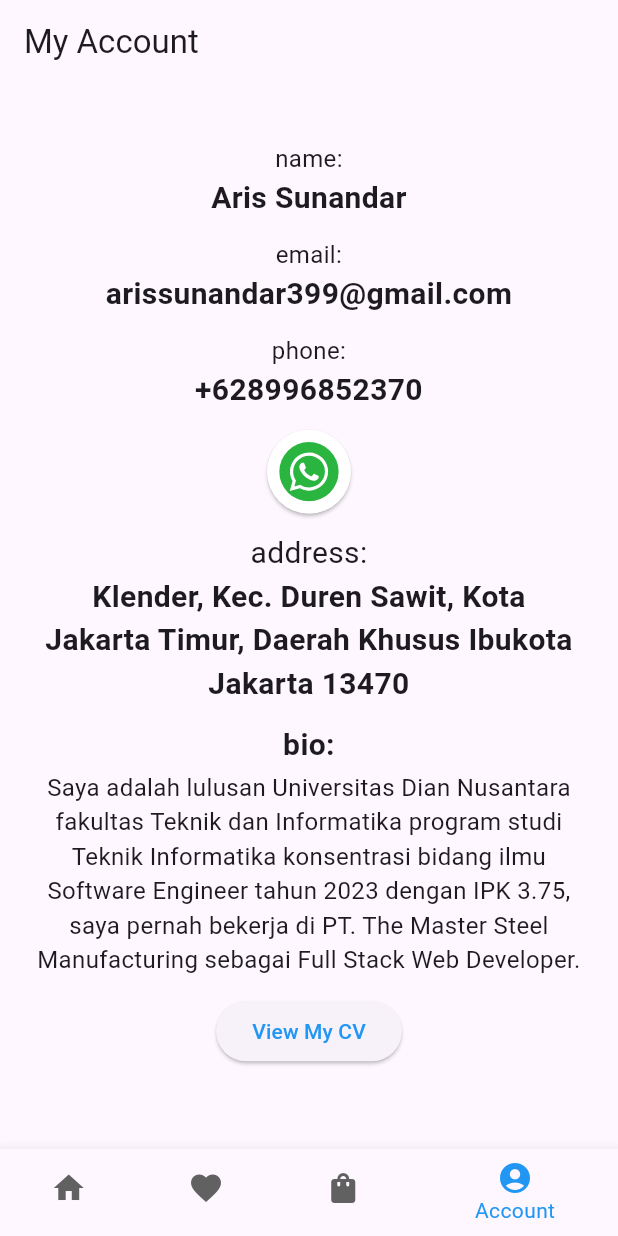
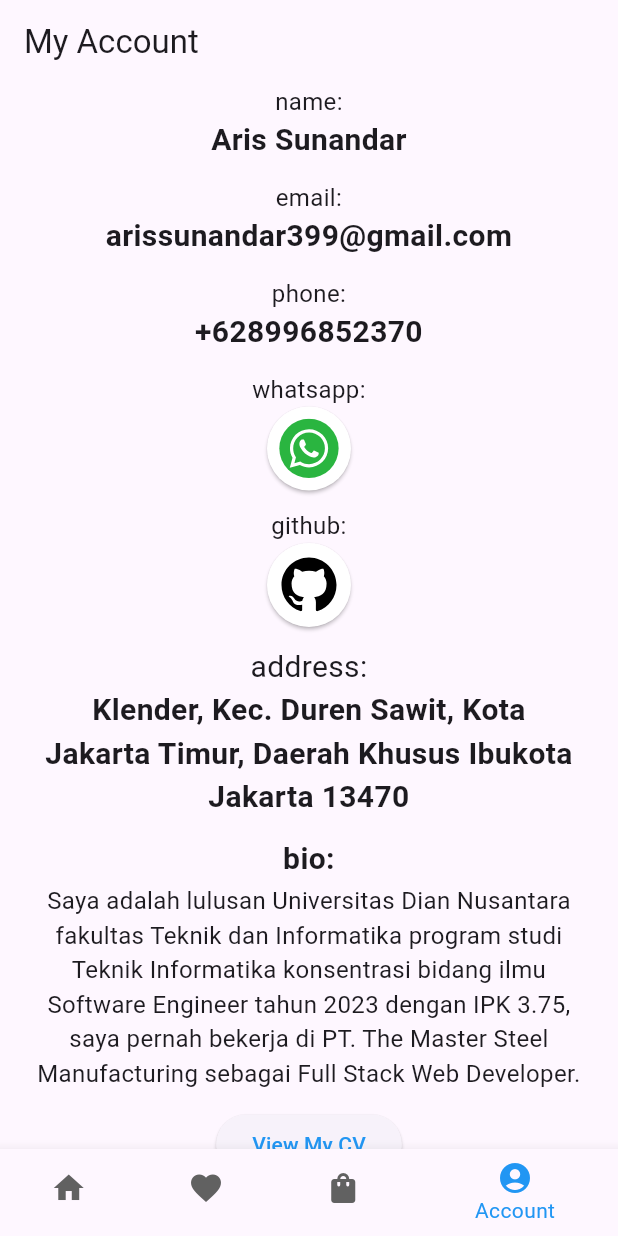
Before and after one commit to arssnndr/my-trip-app, a Flutter app: the screen it shows after launch, swiped to page 4, on a phone screen of 412 x 824 dp. Run offline on Flutter 3.47's test engine with Material 3 defaults, Android fonts, the phone set to English and light mode, and no system bars; our stand-ins replace carousel_slider, flutter_svg, photo_view.

Commit message:
add: func: button to open github account

```diff
--- a/lib/pages/account_page.dart
+++ b/lib/pages/account_page.dart
@@ -22,6 +22,15 @@ class AccountPage extends StatelessWidget {
       await launchUrl(whatsappUri);
     } else {
       throw 'Could not launch $whatsappUri';
+    }
+  }
+
+  void _launchGithub() async {
+    final Uri githubUri = Uri.parse('https://github.com/arssnndr');
+    if (await canLaunchUrl(githubUri)) {
+      await launchUrl(githubUri);
+    } else {
+      throw 'Could not launch $githubUri';
     }
   }
 
@@ -70,6 +79,11 @@ class AccountPage extends StatelessWidget {
                   textAlign: TextAlign.center,
                 ),
                 SizedBox(height: 12),
+                Text(
+                  'whatsapp:',
+                  style: TextStyle(fontSize: 16),
+                  textAlign: TextAlign.center,
+                ),
                 ElevatedButton(
                   onPressed: _launchWhatsApp,
                   style: ElevatedButton.styleFrom(
@@ -80,6 +94,26 @@ class AccountPage extends StatelessWidget {
                   ),
                   child: SvgPicture.asset(
                     'assets/images/whatsapp-logo.svg',
+                    width: 40,
+                    height: 40,
+                  ),
+                ),
+                SizedBox(height: 12),
+                Text(
+                  'github:',
+                  style: TextStyle(fontSize: 16),
+                  textAlign: TextAlign.center,
+                ),
+                ElevatedButton(
+                  onPressed: _launchGithub,
+                  style: ElevatedButton.styleFrom(
+                    foregroundColor: Colors.black,
+                    backgroundColor: Colors.white,
+                    shape: CircleBorder(),
+                    padding: EdgeInsets.all(8),
+                  ),
+                  child: SvgPicture.asset(
+                    'assets/images/github-logo.svg',
                     width: 40,
                     height: 40,
                   ),
```
Also changed, not shown: assets/images/github-logo.svg (added).
